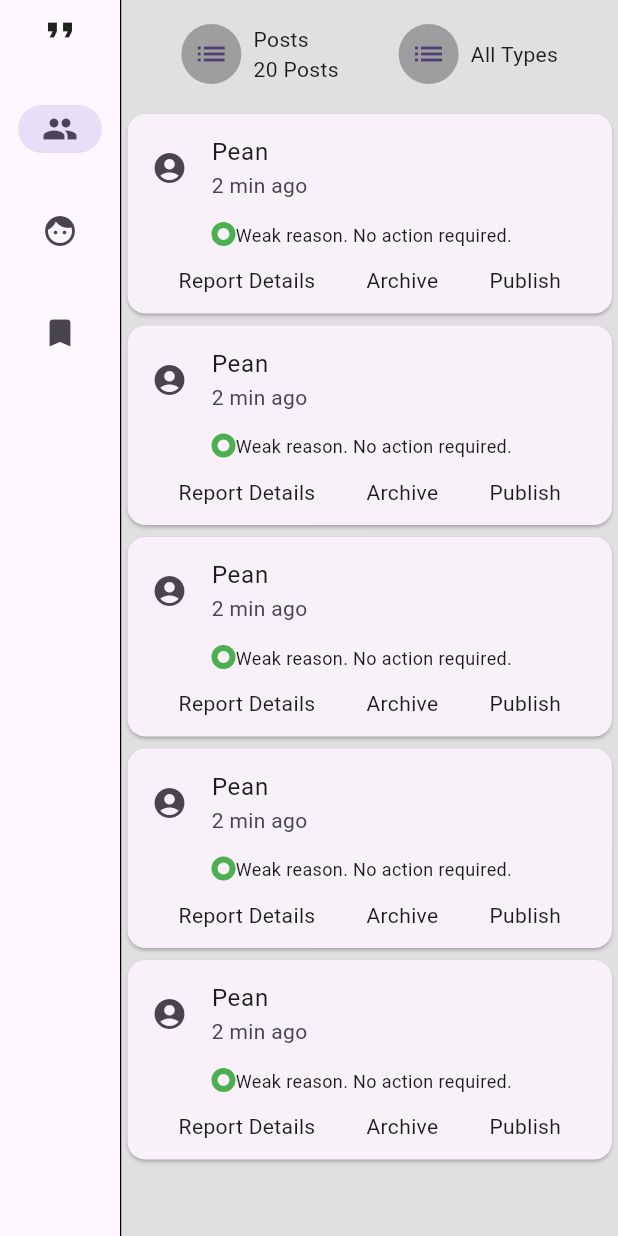
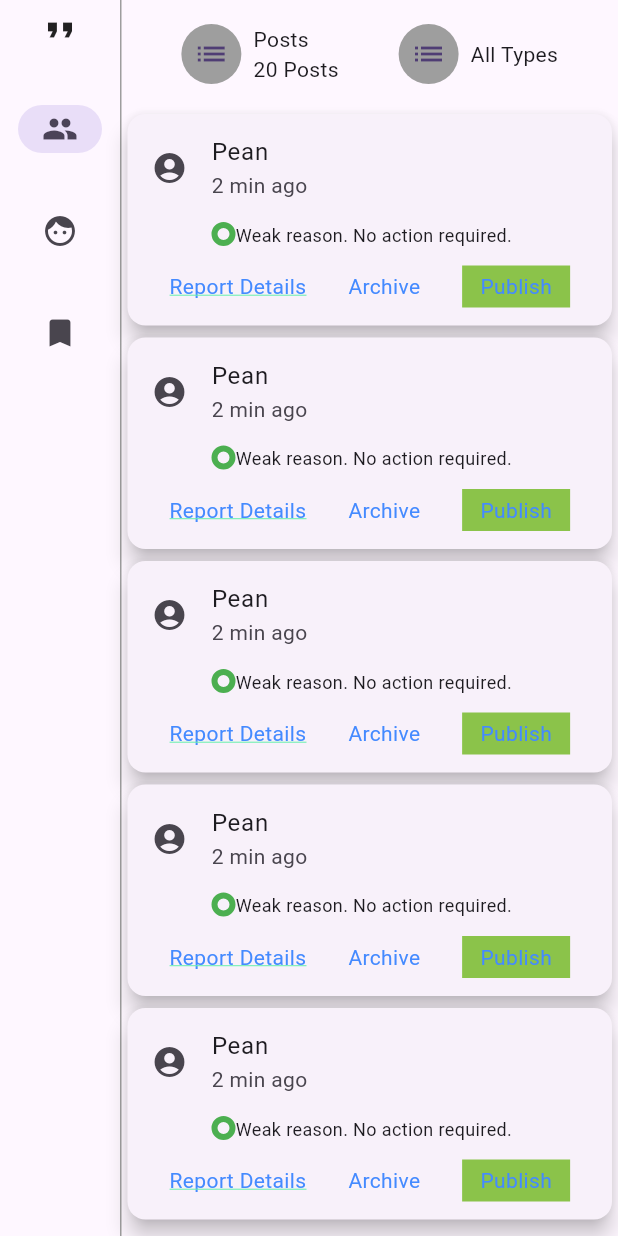
Before and after one commit to sarushili0430/ui_practice, a Flutter app: the screen it shows after launch, on a phone screen of 412 x 824 dp. Run offline on Flutter 3.47's test engine with Material 3 defaults, Android fonts, the phone set to English and light mode, and no system bars.

Commit message:
update: finished making UI for admin_mobile.dart

```diff
--- a/lib/admin_mobile.dart
+++ b/lib/admin_mobile.dart
@@ -19,7 +19,7 @@ class _MyHomePageState extends State<AdminMobile> {
       children: [
         Container(
             decoration: BoxDecoration(
-                border: Border(right: BorderSide(color: Colors.black))),
+                border: Border(right: BorderSide(color: Colors.grey))),
             child: NavigationRail(
                 leading: Padding(
                     padding: EdgeInsets.only(bottom: 12.0),
@@ -41,7 +41,7 @@ class _MyHomePageState extends State<AdminMobile> {
                 selectedIndex: _selectedindex)),
         Expanded(
             child: Container(
-          color: Colors.grey[300],
+          color: Colors.grey[450],
           child: Column(
             children: [
               Padding(
@@ -90,7 +90,12 @@ class PostStatus extends StatelessWidget {
               )),
           Column(
             crossAxisAlignment: CrossAxisAlignment.start,
-            children: [Text("Posts"), Text("$_posts Posts")],
+            children: [
+              Text(
+                "Posts",
+              ),
+              Text("$_posts Posts")
+            ],
           )
         ],
       ),
@@ -145,6 +150,7 @@ class MockCard extends StatelessWidget {
   @override
   Widget build(BuildContext context) {
     return Card(
+        elevation: 6.0,
         child: Column(
           crossAxisAlignment: CrossAxisAlignment.start,
           mainAxisAlignment: MainAxisAlignment.spaceEvenly,
@@ -178,9 +184,22 @@ class MockCard extends StatelessWidget {
                   children: [
                     Text(
                       "Report Details",
+                      style: TextStyle(
+                          color: Colors.blueAccent,
+                          decoration: TextDecoration.underline,
+                          decorationColor: Colors.greenAccent),
                     ),
-                Text("Archive"),
-                Text("Publish"),
+                    Text("Archive", style: TextStyle(color: Colors.blueAccent)),
+                    Container(
+                      height: 28,
+                      width: 72,
+                      color: Colors.lightGreen,
+                      child: Center(
+                          child: Text(
+                        "Publish",
+                        style: TextStyle(color: Colors.blueAccent),
+                      )),
+                    ),
                   ],
                 )),
           ],
```
Lines whose indentation alone changed are shown as unchanged.
